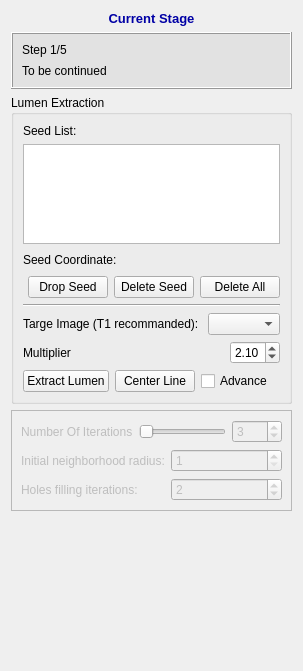
Qt form codes/InteractorStyles/QInteractorStyleLumenSeedsPlacer.ui (wuzhuobin/PlaqueQuant) before a commit.
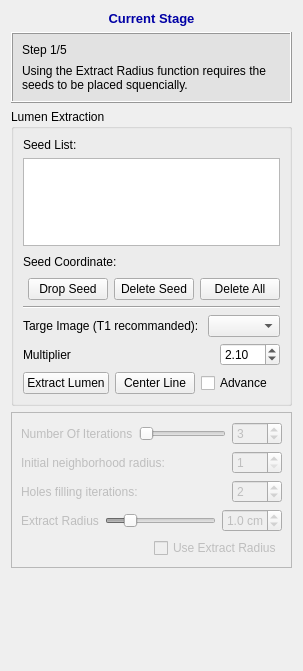
The same form after that commit.

Commit message: Extract lumen can now search along sequencial seeds to crop away side branches

```diff
--- a/codes/InteractorStyles/QInteractorStyleLumenSeedsPlacer.ui
+++ b/codes/InteractorStyles/QInteractorStyleLumenSeedsPlacer.ui
@@ -87,7 +87,7 @@
       <item>
        <widget class="QLabel" name="label_11">
         <property name="text">
-         <string>To be continued</string>
+         <string>Using the Extract Radius function requires the seeds to be placed squencially.</string>
         </property>
         <property name="wordWrap">
          <bool>true</bool>
@@ -102,7 +102,7 @@
      <property name="title">
       <string>Lumen Extraction</string>
      </property>
-     <layout class="QVBoxLayout" name="verticalLayout">
+     <layout class="QVBoxLayout" name="verticalLayout_3">
       <item>
        <widget class="QLabel" name="label_60">
         <property name="text">
@@ -254,18 +254,18 @@
          <widget class="QDoubleSpinBox" name="doubleSpinBoxMultiplier">
           <property name="minimumSize">
            <size>
-            <width>50</width>
+            <width>60</width>
             <height>0</height>
            </size>
           </property>
           <property name="maximumSize">
            <size>
-            <width>50</width>
+            <width>16777215</width>
             <height>16777215</height>
            </size>
           </property>
           <property name="minimum">
-           <double>1.700000000000000</double>
+           <double>1.300000000000000</double>
           </property>
           <property name="maximum">
            <double>2.500000000000000</double>
@@ -340,43 +340,9 @@
      <property name="frameShadow">
       <enum>QFrame::Raised</enum>
      </property>
-     <layout class="QGridLayout" name="gridLayout">
-      <item row="2" column="1">
-       <widget class="QSpinBox" name="spinBox">
-        <property name="value">
-         <number>2</number>
-        </property>
-       </widget>
-      </item>
-      <item row="2" column="0">
-       <widget class="QLabel" name="label_8">
-        <property name="text">
-         <string>Holes filling iterations: </string>
-        </property>
-       </widget>
-      </item>
-      <item row="1" column="0">
-       <widget class="QLabel" name="label">
-        <property name="text">
-         <string>Initial neighborhood radius:</string>
-        </property>
-       </widget>
-      </item>
-      <item row="1" column="1">
-       <widget class="QSpinBox" name="initialNeighbodhoodSpinBox">
-        <property name="minimum">
-         <number>1</number>
-        </property>
-        <property name="maximum">
-         <number>10</number>
-        </property>
-        <property name="displayIntegerBase">
-         <number>10</number>
-        </property>
-       </widget>
-      </item>
-      <item row="0" column="0" colspan="2">
-       <layout class="QHBoxLayout" name="horizontalLayout_14">
+     <layout class="QVBoxLayout" name="verticalLayout">
+      <item>
+       <layout class="QHBoxLayout" name="horizontalLayout_4">
         <item>
          <widget class="QLabel" name="label_3">
           <property name="text">
@@ -430,6 +396,186 @@
         </item>
        </layout>
       </item>
+      <item>
+       <layout class="QHBoxLayout" name="horizontalLayout_2">
+        <item>
+         <widget class="QLabel" name="label">
+          <property name="text">
+           <string>Initial neighborhood radius:</string>
+          </property>
+         </widget>
+        </item>
+        <item>
+         <spacer name="horizontalSpacer_6">
+          <property name="orientation">
+           <enum>Qt::Horizontal</enum>
+          </property>
+          <property name="sizeHint" stdset="0">
+           <size>
+            <width>40</width>
+            <height>20</height>
+           </size>
+          </property>
+         </spacer>
+        </item>
+        <item>
+         <widget class="QSpinBox" name="initialNeighbodhoodSpinBox">
+          <property name="minimumSize">
+           <size>
+            <width>50</width>
+            <height>0</height>
+           </size>
+          </property>
+          <property name="minimum">
+           <number>1</number>
+          </property>
+          <property name="maximum">
+           <number>10</number>
+          </property>
+          <property name="displayIntegerBase">
+           <number>10</number>
+          </property>
+         </widget>
+        </item>
+       </layout>
+      </item>
+      <item>
+       <layout class="QHBoxLayout" name="horizontalLayout_3">
+        <item>
+         <widget class="QLabel" name="label_8">
+          <property name="text">
+           <string>Holes filling iterations: </string>
+          </property>
+         </widget>
+        </item>
+        <item>
+         <spacer name="horizontalSpacer_5">
+          <property name="orientation">
+           <enum>Qt::Horizontal</enum>
+          </property>
+          <property name="sizeHint" stdset="0">
+           <size>
+            <width>40</width>
+            <height>20</height>
+           </size>
+          </property>
+         </spacer>
+        </item>
+        <item>
+         <widget class="QSpinBox" name="spinBox">
+          <property name="minimumSize">
+           <size>
+            <width>50</width>
+            <height>0</height>
+           </size>
+          </property>
+          <property name="value">
+           <number>2</number>
+          </property>
+         </widget>
+        </item>
+       </layout>
+      </item>
+      <item>
+       <layout class="QHBoxLayout" name="horizontalLayout_5">
+        <item>
+         <widget class="QLabel" name="label_5">
+          <property name="text">
+           <string>Extract Radius</string>
+          </property>
+         </widget>
+        </item>
+        <item>
+         <widget class="QSlider" name="hSliderExtractRadius">
+          <property name="minimum">
+           <number>1</number>
+          </property>
+          <property name="maximum">
+           <number>50</number>
+          </property>
+          <property name="value">
+           <number>10</number>
+          </property>
+          <property name="orientation">
+           <enum>Qt::Horizontal</enum>
+          </property>
+         </widget>
+        </item>
+        <item>
+         <widget class="QDoubleSpinBox" name="doubleSpinBoxExtractRadius">
+          <property name="minimumSize">
+           <size>
+            <width>50</width>
+            <height>0</height>
+           </size>
+          </property>
+          <property name="maximumSize">
+           <size>
+            <width>60</width>
+            <height>16777215</height>
+           </size>
+          </property>
+          <property name="prefix">
+           <string/>
+          </property>
+          <property name="suffix">
+           <string> cm</string>
+          </property>
+          <property name="decimals">
+           <number>1</number>
+          </property>
+          <property name="minimum">
+           <double>0.100000000000000</double>
+          </property>
+          <property name="maximum">
+           <double>5.000000000000000</double>
+          </property>
+          <property name="singleStep">
+           <double>0.100000000000000</double>
+          </property>
+          <property name="value">
+           <double>1.000000000000000</double>
+          </property>
+         </widget>
+        </item>
+       </layout>
+      </item>
+      <item>
+       <layout class="QHBoxLayout" name="horizontalLayout_6">
+        <item>
+         <spacer name="horizontalSpacer_7">
+          <property name="orientation">
+           <enum>Qt::Horizontal</enum>
+          </property>
+          <property name="sizeHint" stdset="0">
+           <size>
+            <width>40</width>
+            <height>20</height>
+           </size>
+          </property>
+         </spacer>
+        </item>
+        <item>
+         <widget class="QCheckBox" name="checkBoxExtractWithRadius">
+          <property name="sizePolicy">
+           <sizepolicy hsizetype="Preferred" vsizetype="Fixed">
+            <horstretch>0</horstretch>
+            <verstretch>0</verstretch>
+           </sizepolicy>
+          </property>
+          <property name="minimumSize">
+           <size>
+            <width>0</width>
+            <height>0</height>
+           </size>
+          </property>
+          <property name="text">
+           <string>Use Extract Radius</string>
+          </property>
+         </widget>
+        </item>
+       </layout>
+      </item>
      </layout>
     </widget>
    </item>
```
Left out of the diff: 16 changed lines with no effect on the pictures. The commit also changes 16 other files.
